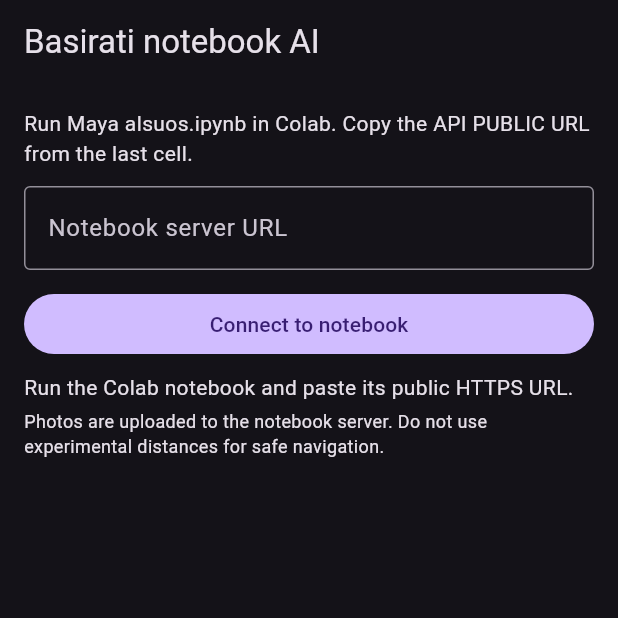
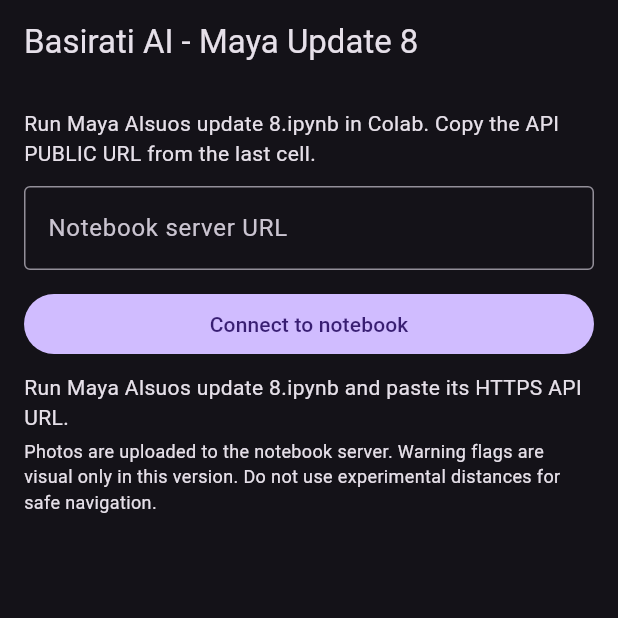
Before and after one commit to Mohammed7-alqedra/Basirati, a Flutter app: the screen it shows after launch, on a phone screen of 412 x 824 dp, the top half of it. Run offline on Flutter 3.47's test engine with Material 3 defaults, Android fonts, the phone set to English and light mode, and no system bars; our stand-ins replace camera.

Commit message:
Replace legacy Maya AI notebook with Update 8 and adapt Flutter response handling

```diff
--- a/lib/main.dart
+++ b/lib/main.dart
@@ -12,7 +12,7 @@ Future<void> main() async {
   runApp(const BasiratiApp());
 }
 
-/// Camera client for the Python API in Maya alsuos.ipynb.
+/// Camera client for Maya Alsuos update 8.ipynb (YOLOv5nu + Depth Anything V2).
 /// No AI model is executed on the Android device.
 class BasiratiApp extends StatelessWidget {
   const BasiratiApp({super.key});
@@ -20,7 +20,7 @@ class BasiratiApp extends StatelessWidget {
   @override
   Widget build(BuildContext context) {
     return MaterialApp(
-      title: 'Basirati notebook AI',
+      title: 'Basirati AI - Maya Update 8',
       debugShowCheckedModeBanner: false,
       theme: ThemeData.dark(),
       home: const NotebookCameraScreen(),
@@ -43,8 +43,11 @@ class _NotebookCameraScreenState extends State<NotebookCameraScreen> {
   Timer? _timer;
   Uint8List? _annotatedFrame;
   List<String> _objects = <String>[];
+  List<String> _announcements = <String>[];
+  String? _visibilityWarning;
+  bool _dangerAlert = false;
   String? _baseUrl;
-  String _status = 'Run the Colab notebook and paste its public HTTPS URL.';
+  String _status = 'Run Maya Alsuos update 8.ipynb and paste its HTTPS API URL.';
   bool _connecting = false;
   bool _processing = false;
   int _session = 0;
@@ -97,7 +100,10 @@ class _NotebookCameraScreenState extends State<NotebookCameraScreen> {
         _baseUrl = base;
         _annotatedFrame = null;
         _objects = <String>[];
-        _status = 'Connected to the notebook model server.';
+        _announcements = <String>[];
+        _visibilityWarning = null;
+        _dangerAlert = false;
+        _status = 'Connected to Maya Update 8 model server.';
       });
 
       _timer?.cancel();
@@ -171,9 +177,30 @@ class _NotebookCameraScreenState extends State<NotebookCameraScreen> {
           final distance = value is num
               ? '${value.toStringAsFixed(2)} m (test)'
               : 'distance unavailable';
-          objects.add('$name - $distance');
+          final proximity = entry['proximity_level']?.toString();
+          final danger = entry['danger_zone'] == true;
+          final tag = proximity == null ? '' : ' - $proximity';
+          objects.add('${danger ? '[NEAR] ' : ''}$name - $distance$tag');
         }
       }
+
+      // Update 8 includes visual warning/announcement data in its JSON API.
+      // These are displayed only; the phone does not automatically vibrate
+      // or speak based on unvalidated distance estimates.
+      final announcements = <String>[];
+      final newAnnouncements = result['announcements'];
+      if (newAnnouncements is List) {
+        for (final item in newAnnouncements) {
+          if (item is Map && item['speech_text'] is String) {
+            announcements.add(item['speech_text'] as String);
+          }
+        }
+      }
+      final visibility = result['camera_visibility'];
+      final warning = visibility is Map
+          ? visibility['warning_message']?.toString()
+          : null;
+      final danger = result['trigger_vibration'] == true;
 
       final jpg = result['output_frame'];
       final annotated = jpg is String ? base64Decode(jpg) : null;
@@ -181,6 +208,9 @@ class _NotebookCameraScreenState extends State<NotebookCameraScreen> {
 
       setState(() {
         _objects = objects;
+        _announcements = announcements;
+        _visibilityWarning = warning;
+        _dangerAlert = danger;
         _annotatedFrame = annotated;
         final seconds = result['processing_time'];
         final timing = seconds is num
@@ -209,7 +239,10 @@ class _NotebookCameraScreenState extends State<NotebookCameraScreen> {
         _baseUrl = null;
         _annotatedFrame = null;
         _objects = <String>[];
-        _status = 'Disconnected. Reconnect with the current Colab URL.';
+        _announcements = <String>[];
+        _visibilityWarning = null;
+        _dangerAlert = false;
+        _status = 'Disconnected. Reconnect with the current API URL.';
       });
     }
     await previous?.dispose();
@@ -230,7 +263,7 @@ class _NotebookCameraScreenState extends State<NotebookCameraScreen> {
   Widget build(BuildContext context) {
     final camera = _camera;
     return Scaffold(
-      appBar: AppBar(title: const Text('Basirati notebook AI')),
+      appBar: AppBar(title: const Text('Basirati AI - Maya Update 8')),
       body: SafeArea(
         child: Padding(
           padding: const EdgeInsets.all(16),
@@ -238,7 +271,7 @@ class _NotebookCameraScreenState extends State<NotebookCameraScreen> {
             crossAxisAlignment: CrossAxisAlignment.stretch,
             children: [
               if (camera == null) ...[
-                const Text('Run Maya alsuos.ipynb in Colab. '
+                const Text('Run Maya Alsuos update 8.ipynb in Colab. '
                     'Copy the API PUBLIC URL from the last cell.'),
                 const SizedBox(height: 12),
                 TextField(
@@ -271,7 +304,14 @@ class _NotebookCameraScreenState extends State<NotebookCameraScreen> {
                   ),
                 ),
                 const SizedBox(height: 8),
-                Text('Notebook detections:',
+                if (_visibilityWarning != null)
+                  Text(_visibilityWarning!, style: const TextStyle(color: Colors.orangeAccent)),
+                if (_dangerAlert)
+                  const Text('Nearby object alert (experimental)',
+                      style: TextStyle(color: Colors.redAccent)),
+                if (_announcements.isNotEmpty)
+                  Text('Latest announcement: ${_announcements.join("; ")}'),
+                Text('Object detections and proximity:',
                     style: Theme.of(context).textTheme.titleMedium),
                 Expanded(
                   child: ListView(
@@ -290,6 +330,7 @@ class _NotebookCameraScreenState extends State<NotebookCameraScreen> {
               const SizedBox(height: 4),
               const Text(
                 'Photos are uploaded to the notebook server. '
+                'Warning flags are visual only in this version. '
                 'Do not use experimental distances for safe navigation.',
                 style: TextStyle(fontSize: 12),
               ),
--- a/pubspec.yaml
+++ b/pubspec.yaml
@@ -1,5 +1,5 @@
 name: baseerte_ai
-description: "Mobile camera client for Maya alsuos notebook"
+description: "Camera client for Maya Alsuos Update 8 notebook"
 publish_to: 'none'
 version: 1.0.0+1
 
```
Also changed, not shown: 4 other files.
